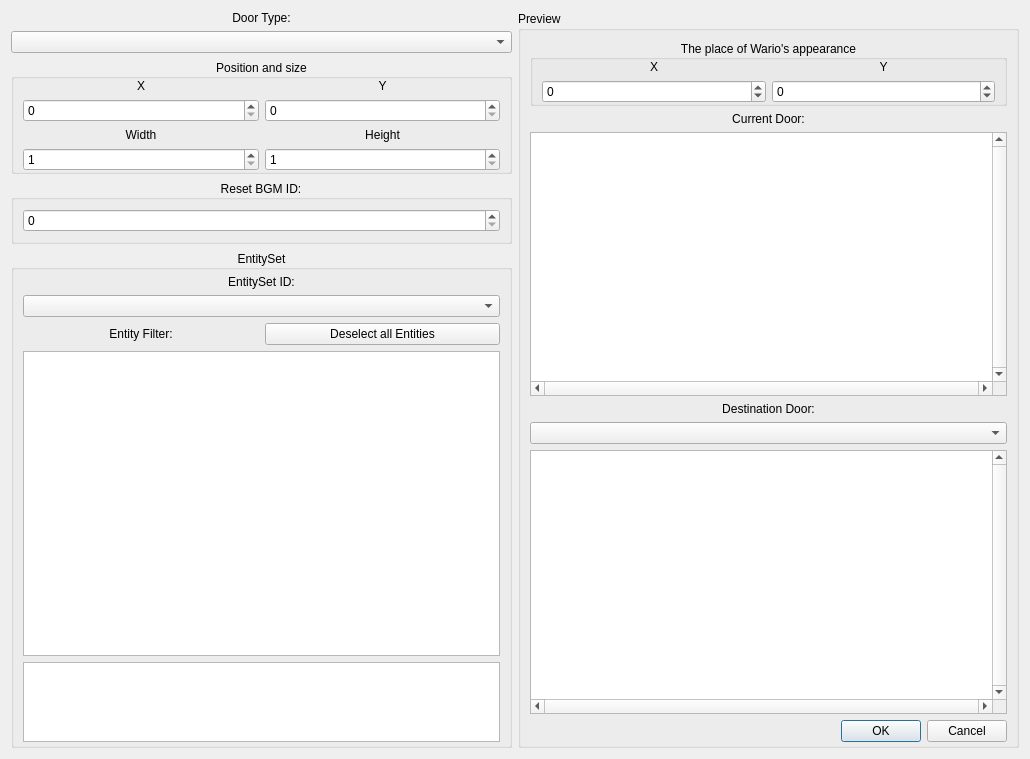
Before: the Qt Designer form Dialog/DoorConfigDialog.ui in wario-land/WL4Editor, drawn with Qt 5.
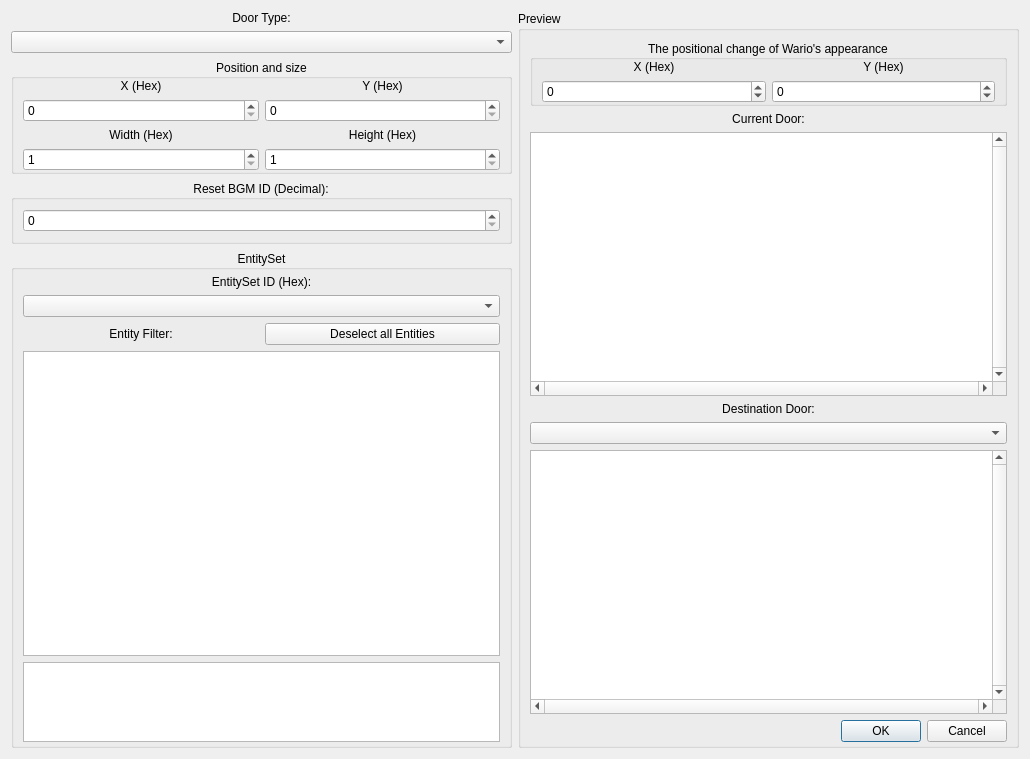
After: the same form once the commit is applied.

Diff of the .ui file:
```diff
--- a/Dialog/DoorConfigDialog.ui
+++ b/Dialog/DoorConfigDialog.ui
@@ -93,7 +93,7 @@
           <item row="2" column="1">
            <widget class="QLabel" name="Label_DoorHeight">
             <property name="text">
-             <string>Height</string>
+             <string>Height (Hex)</string>
             </property>
             <property name="alignment">
              <set>Qt::AlignCenter</set>
@@ -103,7 +103,7 @@
           <item row="2" column="0">
            <widget class="QLabel" name="Label_DoorWidth">
             <property name="text">
-             <string>Width</string>
+             <string>Width (Hex)</string>
             </property>
             <property name="alignment">
              <set>Qt::AlignCenter</set>
@@ -126,7 +126,7 @@
           <item row="0" column="0">
            <widget class="QLabel" name="Label_x1">
             <property name="text">
-             <string>X</string>
+             <string>X (Hex)</string>
             </property>
             <property name="alignment">
              <set>Qt::AlignCenter</set>
@@ -136,7 +136,7 @@
           <item row="0" column="1">
            <widget class="QLabel" name="Label_y1">
             <property name="text">
-             <string>Y</string>
+             <string>Y (Hex)</string>
             </property>
             <property name="alignment">
              <set>Qt::AlignCenter</set>
@@ -189,7 +189,7 @@
         </sizepolicy>
        </property>
        <property name="title">
-        <string>Reset BGM ID:</string>
+        <string>Reset BGM ID (Decimal):</string>
        </property>
        <property name="alignment">
         <set>Qt::AlignCenter</set>
@@ -235,7 +235,7 @@
            </sizepolicy>
           </property>
           <property name="text">
-           <string>EntitySet ID:</string>
+           <string>EntitySet ID (Hex):</string>
           </property>
           <property name="alignment">
            <set>Qt::AlignCenter</set>
@@ -357,7 +357,7 @@
            </sizepolicy>
           </property>
           <property name="title">
-           <string>The place of Wario's appearance</string>
+           <string>The positional change of Wario's appearance</string>
           </property>
           <property name="alignment">
            <set>Qt::AlignCenter</set>
@@ -380,7 +380,7 @@
                 </sizepolicy>
                </property>
                <property name="text">
-                <string>X</string>
+                <string>X (Hex)</string>
                </property>
                <property name="alignment">
                 <set>Qt::AlignCenter</set>
@@ -396,7 +396,7 @@
                 </sizepolicy>
                </property>
                <property name="text">
-                <string>Y</string>
+                <string>Y (Hex)</string>
                </property>
                <property name="alignment">
                 <set>Qt::AlignCenter</set>
```
Left out of the diff: 18 changed lines with no effect on the pictures.
